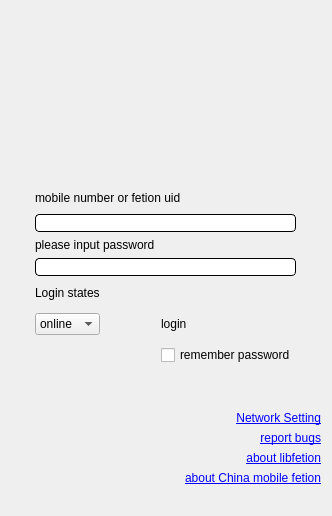
Old version of the form qt4_src/src/ui/login_window.ui in the repository libfetion/libfetion-gui.
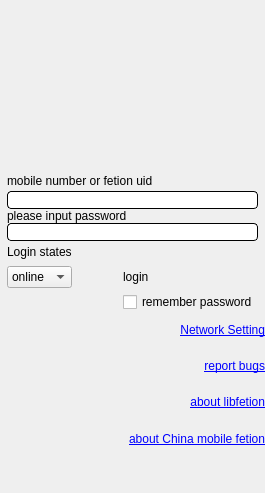
New version of the form. Icons and pictures are not drawn. Custom widgets are drawn as their Qt base class.

What changed in the file:
```diff
--- a/qt4_src/src/ui/login_window.ui
+++ b/qt4_src/src/ui/login_window.ui
@@ -1,18 +1,24 @@
 <ui version="4.0" >
  <class>Fetion_Login</class>
- <widget class="QWidget" name="Fetion_Login" >
-  <property name="geometry" >
+ <widget class="QWidget" name="Fetion_Login">
+  <property name="geometry">
    <rect>
     <x>0</x>
     <y>0</y>
-    <width>332</width>
-    <height>516</height>
+    <width>265</width>
+    <height>493</height>
    </rect>
   </property>
   <property name="windowTitle" >
    <string>Form</string>
   </property>
-  <layout class="QVBoxLayout" name="verticalLayout_2" >
+  <layout class="QVBoxLayout" name="verticalLayout_2">
+   <property name="spacing">
+    <number>0</number>
+   </property>
+   <property name="margin">
+    <number>0</number>
+   </property>
    <item>
     <layout class="QGridLayout" name="gridLayout" >
      <item row="0" column="1" colspan="3" >
@@ -93,10 +99,10 @@
        </property>
       </widget>
      </item>
-     <item row="3" column="1" colspan="2" >
-      <widget class="QLabel" name="label_2" >
-       <property name="sizePolicy" >
-        <sizepolicy vsizetype="Fixed" hsizetype="Preferred" >
+     <item row="3" column="1" colspan="3">
+      <widget class="QLabel" name="label_2">
+       <property name="sizePolicy">
+        <sizepolicy hsizetype="Preferred" vsizetype="Fixed">
          <horstretch>0</horstretch>
          <verstretch>0</verstretch>
         </sizepolicy>
@@ -214,21 +220,8 @@
     </layout>
    </item>
    <item>
-    <spacer name="verticalSpacer" >
-     <property name="orientation" >
-      <enum>Qt::Vertical</enum>
-     </property>
-     <property name="sizeHint" stdset="0" >
-      <size>
-       <width>20</width>
-       <height>0</height>
-      </size>
-     </property>
-    </spacer>
-   </item>
-   <item>
-    <layout class="QVBoxLayout" name="verticalLayout" >
-     <property name="rightMargin" >
+    <layout class="QVBoxLayout" name="verticalLayout">
+     <property name="rightMargin">
       <number>0</number>
      </property>
      <item>
```
Left out of the diff: 205 changed lines with no effect on the pictures.
